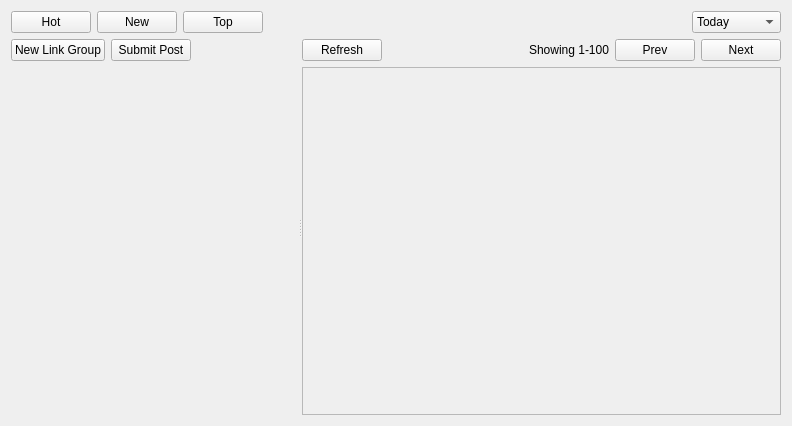
First picture: the form in retroshare-gui/src/gui/Posted/PostedListDialog.ui, repository RetroShare/RetroShare, before the edit.
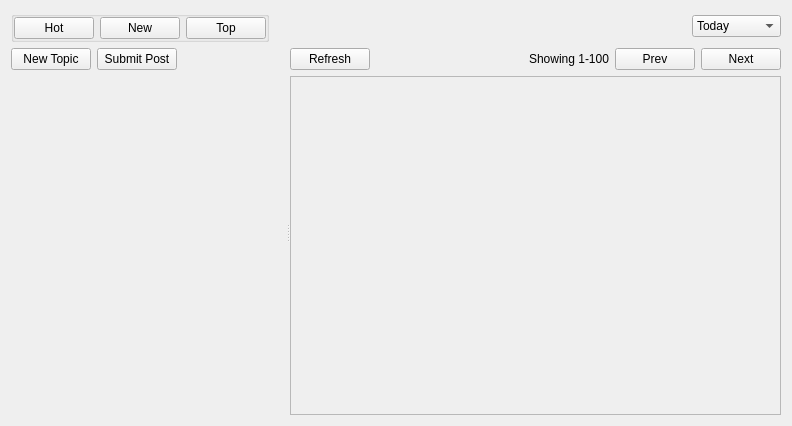
Second picture: the form after the edit. Custom widgets are drawn as their Qt base class.

Commit message:
Added Generalised GxsGroupDialog 	- First pass, still much to do. 	- Handles Create / Edit and View Group Info. 	- Created ForumV2GroupDialog / WikiGroupDialog / PostedGroupDialog examples overloading it.
Various Improvements to PostedListDialog.
	- Handle Hot/New/Top options.
	- Send Period back to libretroshare too.
	- Named buttons in GUI.

Added GxsGroupDialog to Wiki / Posted & ForumsV2.

Discovered nasty bug in p3Posted. If there are no posts, its hangs at a Mutex,
but I've no idea why. (It happens prior to this code). TODO.

Diff of the .ui file:
```diff
--- a/retroshare-gui/src/gui/Posted/PostedListDialog.ui
+++ b/retroshare-gui/src/gui/Posted/PostedListDialog.ui
@@ -15,12 +15,27 @@
   </property>
   <layout class="QVBoxLayout" name="verticalLayout" stretch="0,1">
    <item>
+    <layout class="QHBoxLayout" name="horizontalLayout_3">
+     <item>
+      <widget class="QGroupBox" name="sortGroup">
     <layout class="QHBoxLayout" name="horizontalLayout">
+        <property name="spacing">
+         <number>-1</number>
+        </property>
+        <property name="margin">
+         <number>0</number>
+        </property>
      <item>
       <widget class="QPushButton" name="pushButton_3">
        <property name="text">
         <string>Hot</string>
        </property>
+          <property name="checkable">
+           <bool>true</bool>
+          </property>
+          <property name="autoExclusive">
+           <bool>true</bool>
+          </property>
       </widget>
      </item>
      <item>
@@ -28,6 +43,12 @@
        <property name="text">
         <string>New</string>
        </property>
+          <property name="checkable">
+           <bool>true</bool>
+          </property>
+          <property name="autoExclusive">
+           <bool>true</bool>
+          </property>
       </widget>
      </item>
      <item>
@@ -35,6 +56,18 @@
        <property name="text">
         <string>Top</string>
        </property>
+          <property name="checkable">
+           <bool>true</bool>
+          </property>
+          <property name="checked">
+           <bool>false</bool>
+          </property>
+          <property name="autoExclusive">
+           <bool>true</bool>
+          </property>
+         </widget>
+        </item>
+       </layout>
       </widget>
      </item>
      <item>
@@ -51,7 +84,7 @@
       </spacer>
      </item>
      <item>
-      <widget class="QComboBox" name="comboBox">
+      <widget class="QComboBox" name="periodComboBox">
        <item>
         <property name="text">
          <string>Today</string>
@@ -91,7 +124,7 @@
        <item row="0" column="0">
         <widget class="QPushButton" name="pushButton_7">
          <property name="text">
-          <string>New Link Group</string>
+          <string>New Topic</string>
          </property>
         </widget>
        </item>
@@ -184,10 +217,16 @@
            <rect>
             <x>0</x>
             <y>0</y>
-            <width>461</width>
-            <height>330</height>
+            <width>406</width>
+            <height>333</height>
            </rect>
           </property>
+          <property name="sizePolicy">
+           <sizepolicy hsizetype="Preferred" vsizetype="Minimum">
+            <horstretch>0</horstretch>
+            <verstretch>0</verstretch>
+           </sizepolicy>
+          </property>
           <layout class="QVBoxLayout" name="verticalLayout_2">
            <item>
             <spacer name="verticalSpacer">
```
Left out of the diff: 18 changed lines with no effect on the pictures. Lines whose indentation alone changed are shown as unchanged. The commit also changes 15 other files.
